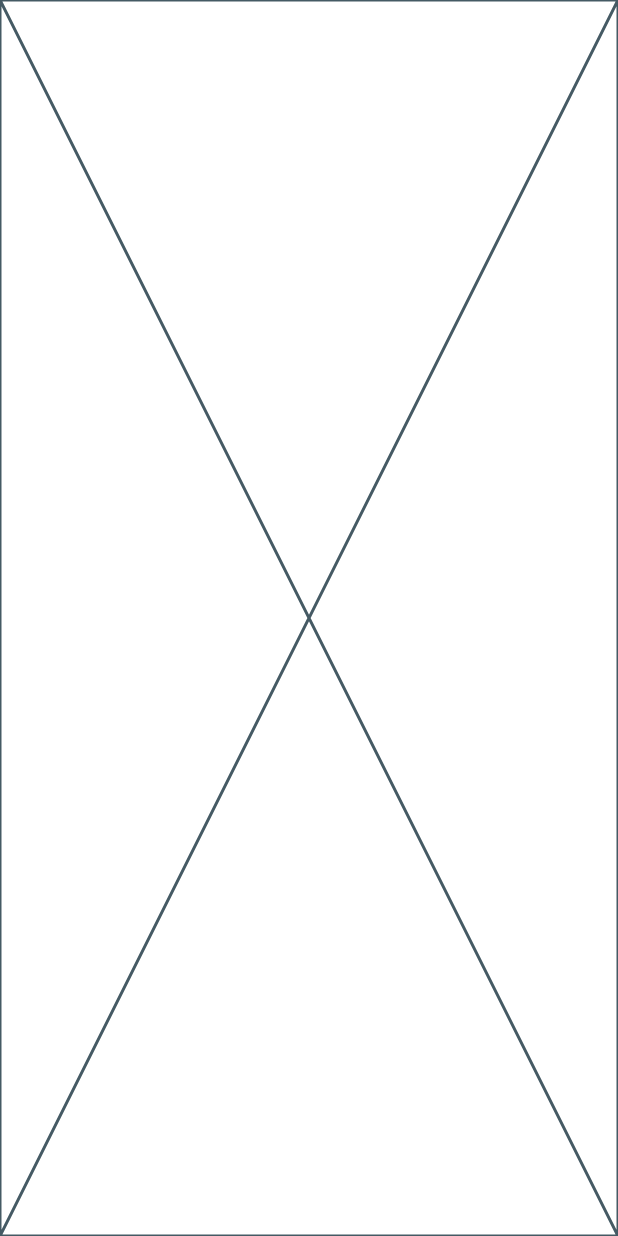
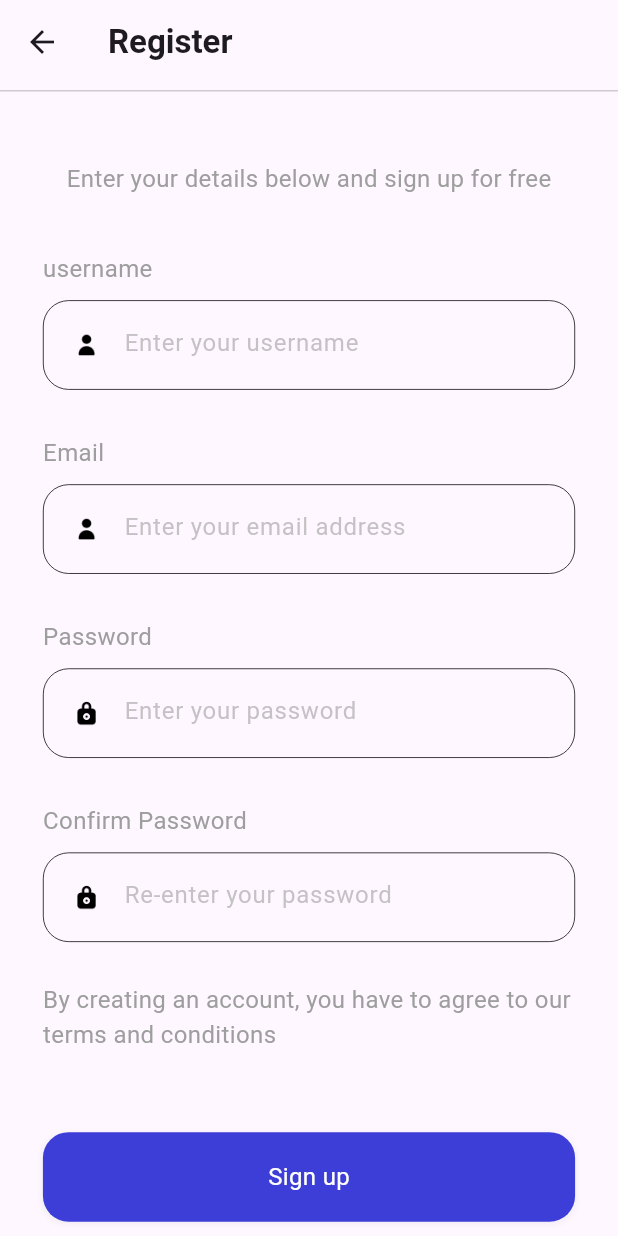
Before and after one commit to Dejito/Medik, a Flutter app: the SignInScreen screen opened by its route, after a tap on "Register", on a phone screen of 412 x 824 dp. Run offline on Flutter 3.47's test engine with Material 3 defaults, Android fonts, the phone set to English and light mode, and no system bars; our stand-ins replace bloc, cloud_firestore, dots_indicator, firebase_auth, firebase_core, flutter_bloc and 2 more; accounts and stored records are empty; Roboto replaces fonts that are missing (Avenir).

Commit message:
register screen ui added

```diff
--- /dev/null
+++ b/lib/pages/common_widgets.dart
@@ -0,0 +1,20 @@
+import 'package:flutter/material.dart';
+import 'package:flutter_screenutil/flutter_screenutil.dart';
+
+AppBar buildAppBar(String title) {
+  return AppBar(
+    bottom: PreferredSize(
+      preferredSize: const Size.fromHeight(5.0),
+      child: Container(
+        color: Colors.grey.withOpacity(.5),
+        height: 1.0,
+      ),
+    ),
+    title: Text(
+      title,
+      style: const TextStyle(
+        fontWeight: FontWeight.bold
+      ),
+    ),
+  );
+}
--- a/lib/pages/register/register.dart
+++ b/lib/pages/register/register.dart
@@ -1,7 +1,10 @@
 import 'package:flutter/material.dart';
+import 'package:flutter_screenutil/flutter_screenutil.dart';
+
+import '../common_widgets.dart';
+import '../sign_in/sign_in_widgets.dart';
 
 class Register extends StatefulWidget {
-
   static const id = "register";
 
   const Register({super.key});
@@ -13,6 +16,83 @@ class Register extends StatefulWidget {
 class _RegisterState extends State<Register> {
   @override
   Widget build(BuildContext context) {
-    return const Placeholder();
+    return Scaffold(
+      appBar: buildAppBar("Register"),
+      body: SingleChildScrollView(
+        child: Column(
+          children: [
+            SizedBox(height: 25.h),
+            // buildThirdPartyLogin(context),
+            reusableText("Enter your details below and sign up for free"),
+            Container(
+              margin: EdgeInsets.only(top: 12.h, bottom: 16.h),
+              padding: EdgeInsets.symmetric(horizontal: 25.w),
+              child: Column(
+                crossAxisAlignment: CrossAxisAlignment.start,
+                children: [
+                  reusableText("username"),
+                  buildTextField(
+                    "Enter your username",
+                    "email",
+                   "user", (String text) {
+                      // return registerBloc.add(UsernameEvent(text));
+                    },
+                  ),
+                  SizedBox(
+                    height: 12.w,
+                  ),
+                  reusableText("Email"),
+                  buildTextField(
+                    "Enter your email address",
+                     "email",
+                    "user",
+                    (String text) {
+                      // return registerBloc.add(EmailEvent(text));
+                    },
+                  ),
+                  SizedBox(
+                    height: 12.w,
+                  ),
+                  reusableText(
+                    "Password",
+                  ),
+                  buildTextField(
+                    "Enter your password",
+                    "password",
+                    'lock',
+                    (String text) {
+                      // return registerBloc.add(PasswordEvent(text));
+                    },
+                  ),
+                  SizedBox(
+                    height: 12.w,
+                  ),
+                  reusableText(
+                    "Confirm Password",
+                  ),
+                  buildTextField(
+                    "Re-enter your password",
+                    "password",
+                    'lock',
+                    (String text) {
+                      // return registerBloc.add(RePasswordEvent(text));
+                    },
+                  ),
+                  SizedBox(
+                    height: 9.w,
+                  ),
+                  reusableText(
+                    "By creating an account, you have to agree to our terms and conditions",
+                  ),
+                  buildLoginAndRegButton("Sign up", 'login', () {
+                    // RegisterController(context).handleEmailRegister();
+                  }),
+                ],
+              ),
+            ),
+          ],
+        ),
+      ),
+    );
   }
 }
--- a/lib/pages/sign_in/sign_in_screen.dart
+++ b/lib/pages/sign_in/sign_in_screen.dart
@@ -5,6 +5,7 @@ import 'package:medik/pages/register/register.dart';
 import 'package:medik/pages/sign_in/sign_in_controller.dart';
 import 'package:medik/pages/sign_in/sign_in_widgets.dart';
 
+import '../common_widgets.dart';
 import 'bloc/sign_in_bloc.dart';
 
 class SignInScreen extends StatelessWidget {
@@ -15,7 +16,7 @@ class SignInScreen extends StatelessWidget {
   @override
   Widget build(BuildContext context) {
     return Scaffold(
-      appBar: buildAppBar(),
+      appBar: buildAppBar("Login"),
       body: SingleChildScrollView(
         child: Container(
           margin: EdgeInsets.symmetric(horizontal: 16.w),
--- a/lib/pages/sign_in/sign_in_widgets.dart
+++ b/lib/pages/sign_in/sign_in_widgets.dart
@@ -3,20 +3,6 @@ import 'package:flutter_screenutil/flutter_screenutil.dart';
 
 import '../../common/values/colors.dart';
 
-AppBar buildAppBar() {
-  return AppBar(
-    bottom: PreferredSize(
-      preferredSize: const Size.fromHeight(5.0),
-      child: Container(
-        color: Colors.grey.withOpacity(.5),
-        height: 1.0,
-      ),
-    ),
-    title: const Center(
-      child: Text("Login"),
-    ),
-  );
-}
 
 Widget buildThirdPartyLogin() {
   return Container(
```
